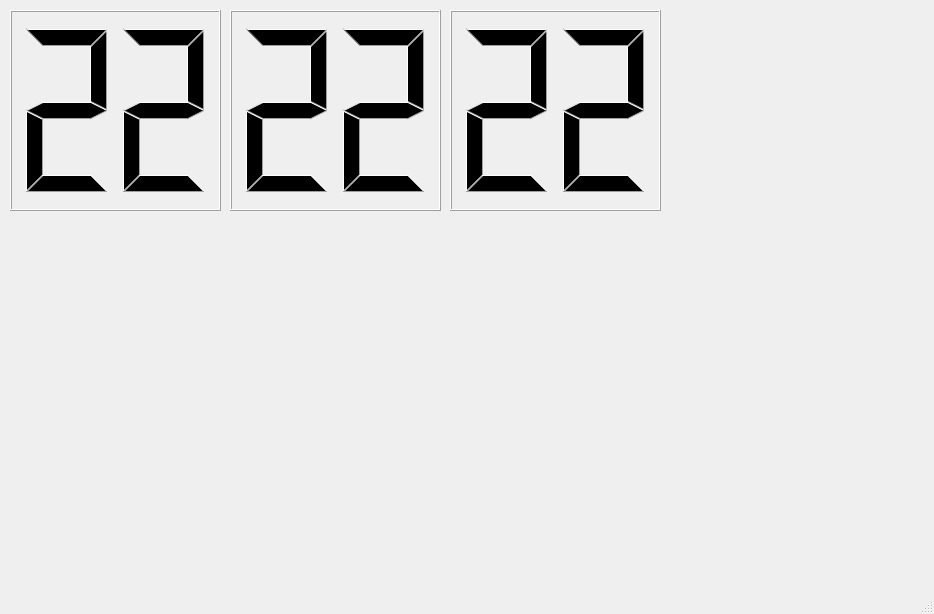
Qt form mainwindow.ui (thespriteowl/Lab04) before a commit.
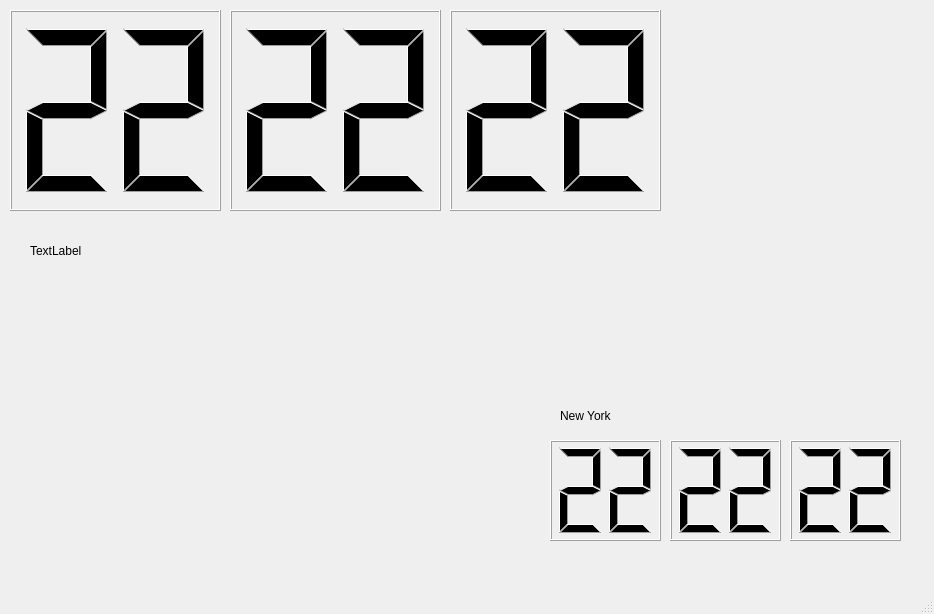
The same form after that commit.

Commit message:
world clock approximate
a version of world clock, but it's not quite right

```diff
--- a/mainwindow.ui
+++ b/mainwindow.ui
@@ -62,6 +62,80 @@
      <double>22.000000000000000</double>
     </property>
    </widget>
+   <widget class="QLCDNumber" name="worldSecondLCD">
+    <property name="geometry">
+     <rect>
+      <x>790</x>
+      <y>440</y>
+      <width>111</width>
+      <height>101</height>
+     </rect>
+    </property>
+    <property name="digitCount">
+     <number>2</number>
+    </property>
+    <property name="value" stdset="0">
+     <double>22.000000000000000</double>
+    </property>
+   </widget>
+   <widget class="QLCDNumber" name="worldHourLCD">
+    <property name="geometry">
+     <rect>
+      <x>550</x>
+      <y>440</y>
+      <width>111</width>
+      <height>101</height>
+     </rect>
+    </property>
+    <property name="digitCount">
+     <number>2</number>
+    </property>
+    <property name="value" stdset="0">
+     <double>22.000000000000000</double>
+    </property>
+   </widget>
+   <widget class="QLCDNumber" name="worldMinuteLCD">
+    <property name="geometry">
+     <rect>
+      <x>670</x>
+      <y>440</y>
+      <width>111</width>
+      <height>101</height>
+     </rect>
+    </property>
+    <property name="digitCount">
+     <number>2</number>
+    </property>
+    <property name="value" stdset="0">
+     <double>22.000000000000000</double>
+    </property>
+   </widget>
+   <widget class="QLabel" name="label">
+    <property name="geometry">
+     <rect>
+      <x>560</x>
+      <y>400</y>
+      <width>141</width>
+      <height>31</height>
+     </rect>
+    </property>
+    <property name="text">
+     <string>New York</string>
+    </property>
+   </widget>
+   <widget class="QLabel" name="greetingLabel">
+    <property name="geometry">
+     <rect>
+      <x>30</x>
+      <y>220</y>
+      <width>511</width>
+      <height>61</height>
+     </rect>
+    </property>
+    <property name="text">
+     <string>TextLabel</string>
+    </property>
+   </widget>
   </widget>
   <widget class="QMenuBar" name="menubar">
    <property name="geometry">
```
The commit also changes 3 other files.
